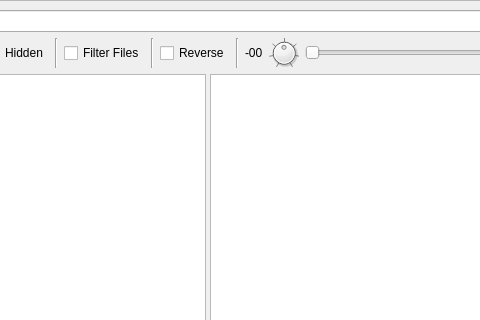
First picture: the form in lib/ui_lib/main_win.ui, repository mimbert/soundbrowser, before the edit; both pictures show x 181 to 661 and y 0 to 320 of the 777 by 701 pixel window.
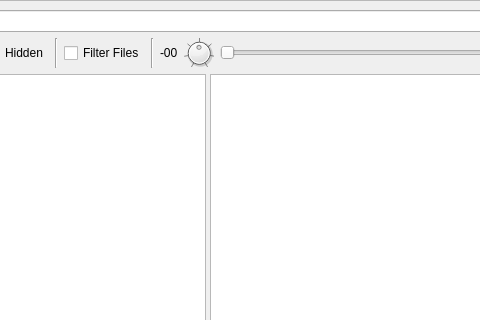
Second picture: the form after the edit. Icons and pictures are not drawn.

Commit message: fix rate handling + remove reverse playing

```diff
--- a/lib/ui_lib/main_win.ui
+++ b/lib/ui_lib/main_win.ui
@@ -753,24 +753,6 @@
             </property>
            </widget>
           </item>
-          <item>
-           <widget class="QCheckBox" name="reverse_button">
-            <property name="toolTip">
-             <string>Toggle reverse playback
-Shortcut: r</string>
-            </property>
-            <property name="text">
-             <string>Reverse</string>
-            </property>
-           </widget>
-          </item>
-          <item>
-           <widget class="Line" name="line_reverse_button">
-            <property name="orientation">
-             <enum>Qt::Vertical</enum>
-            </property>
-           </widget>
-          </item>
           <item>
            <widget class="QLabel" name="tune_value">
             <property name="sizePolicy">
```
The commit also changes 6 other files.
